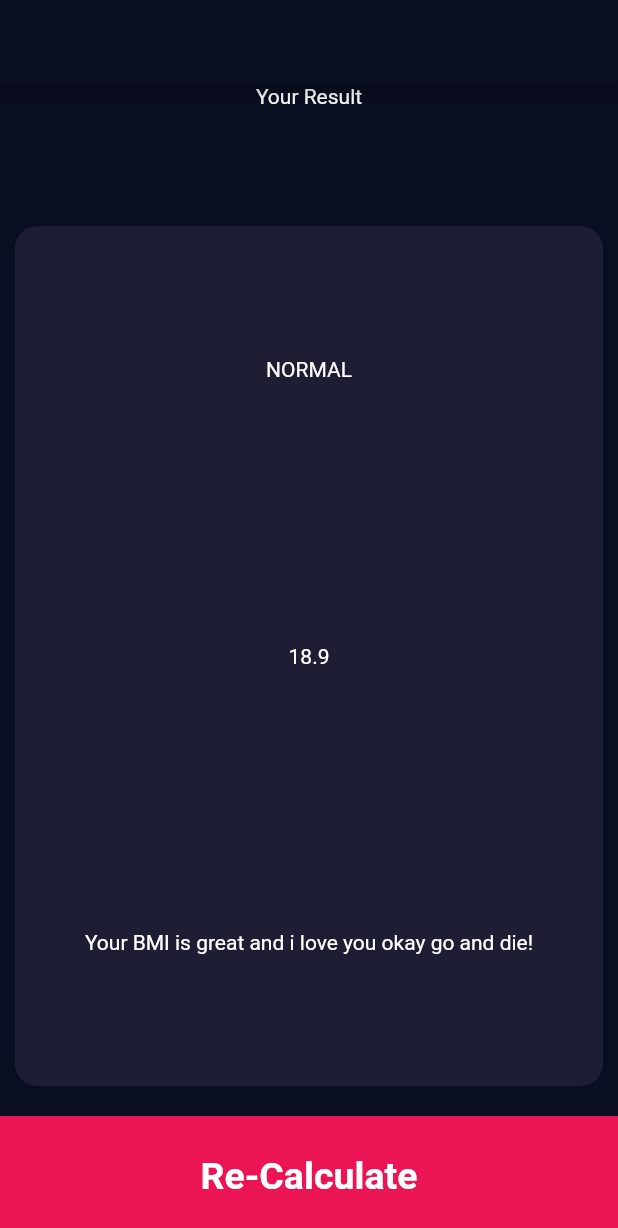
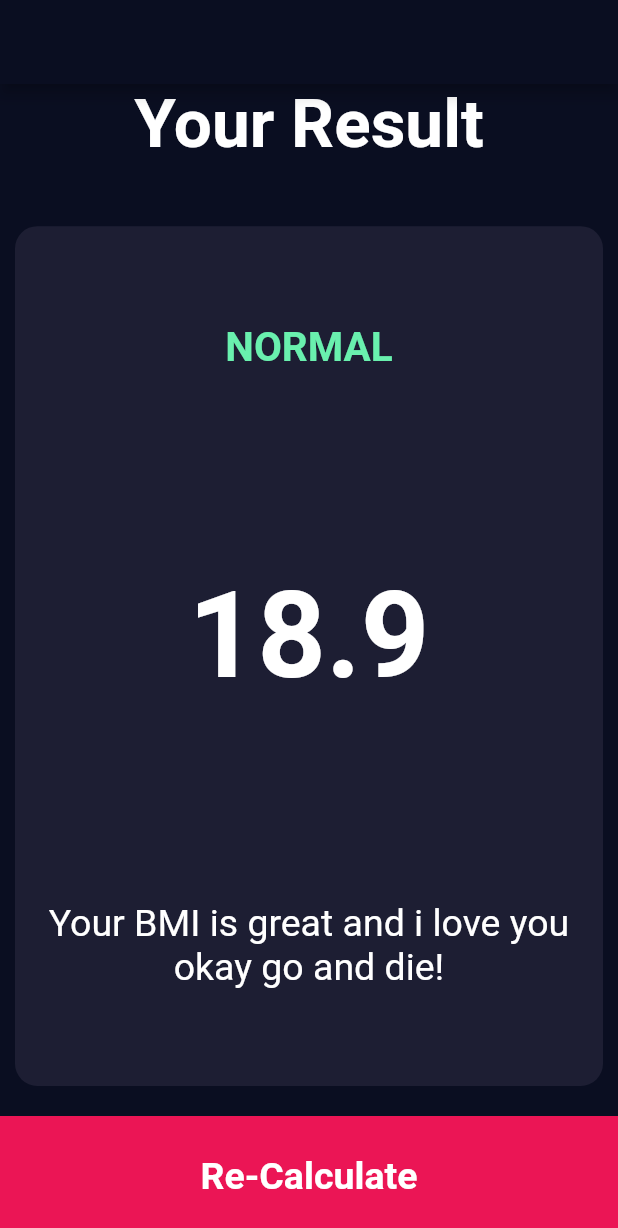
Before and after one commit to Jhay4Julian/bmi_calculator_flutter, a Flutter app: the screen it shows after launch, after a tap on "Calculate", on a phone screen of 412 x 824 dp. Shown: the top 1228 px of the screen. Run offline on Flutter 3.47's test engine with Material 2 defaults, Android fonts, the phone set to English and light mode, and no system bars; our stand-ins replace font_awesome_flutter.

Commit message:
updated contants

```diff
--- a/lib/constants.dart
+++ b/lib/constants.dart
@@ -22,3 +22,24 @@ const kBottomContainerText = TextStyle(
   fontSize: 25.0,
   fontWeight: FontWeight.bold,
 );
+
+const kTitleText = TextStyle(
+  fontSize: 45.0,
+  fontWeight: FontWeight.bold,
+);
+
+const kNormalText = TextStyle(
+  color: Colors.greenAccent,
+  fontSize: 27.0,
+  fontWeight: FontWeight.w600,
+);
+
+const kBMIValue = TextStyle(
+  fontSize: 80.0,
+  fontWeight: FontWeight.bold,
+);
+
+const kInterpretationText = TextStyle(
+  fontSize: 25.0,
+  fontWeight: FontWeight.w400,
+);
```
